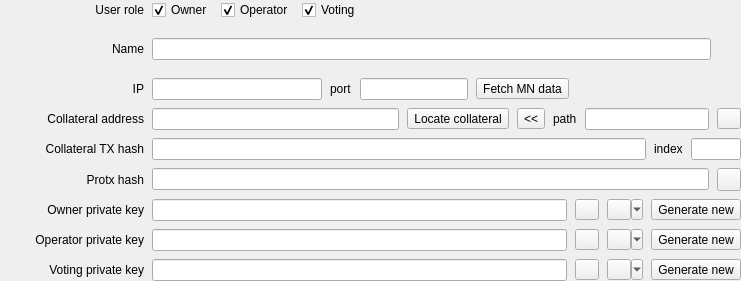
Qt form src/ui/ui_masternode_details_wdg.ui (Bertrand256/dash-masternode-tool) before a commit.
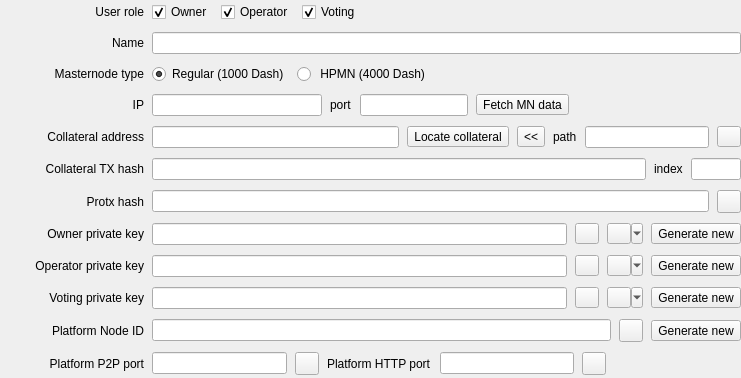
The same form after that commit.

Commit message: Changes in GUI related to Dash v19 and HPMN

```diff
--- a/src/ui/ui_masternode_details_wdg.ui
+++ b/src/ui/ui_masternode_details_wdg.ui
@@ -7,7 +7,7 @@
     <x>0</x>
     <y>0</y>
     <width>741</width>
-    <height>281</height>
+    <height>378</height>
    </rect>
   </property>
   <property name="sizePolicy">
@@ -155,32 +155,56 @@
         <item>
          <widget class="QLineEdit" name="edtName"/>
         </item>
+       </layout>
+      </item>
+      <item>
+       <layout class="QHBoxLayout" name="horizontalLayout">
         <item>
-         <widget class="QLabel" name="lblTitle">
-          <property name="sizePolicy">
-           <sizepolicy hsizetype="Minimum" vsizetype="Preferred">
-            <horstretch>0</horstretch>
-            <verstretch>0</verstretch>
-           </sizepolicy>
+         <widget class="QLabel" name="lblMasternodeType">
+          <property name="minimumSize">
+           <size>
+            <width>144</width>
+            <height>0</height>
+           </size>
           </property>
-          <property name="styleSheet">
-           <string notr="true"/>
+          <property name="text">
+           <string>Masternode type</string>
           </property>
+          <property name="alignment">
+           <set>Qt::AlignRight|Qt::AlignTrailing|Qt::AlignVCenter</set>
+          </property>
+         </widget>
+        </item>
+        <item>
+         <widget class="QRadioButton" name="rbMNTypeRegular">
           <property name="text">
-           <string/>
+           <string>Regular (1000 Dash)</string>
           </property>
-          <property name="wordWrap">
-           <bool>false</bool>
+          <property name="checked">
+           <bool>true</bool>
           </property>
          </widget>
         </item>
         <item>
-         <widget class="QLabel" name="lblAction">
+         <widget class="QRadioButton" name="rbMNTypeHPMN">
           <property name="text">
-           <string/>
+           <string> HPMN (4000 Dash)</string>
           </property>
          </widget>
         </item>
+        <item>
+         <spacer name="horizontalSpacer">
+          <property name="orientation">
+           <enum>Qt::Horizontal</enum>
+          </property>
+          <property name="sizeHint" stdset="0">
+           <size>
+            <width>40</width>
+            <height>20</height>
+           </size>
+          </property>
+         </spacer>
+        </item>
        </layout>
       </item>
       <item>
@@ -675,6 +699,119 @@
         </item>
        </layout>
       </item>
+      <item>
+       <layout class="QHBoxLayout" name="horizontalLayout_11">
+        <item>
+         <widget class="QLabel" name="lblPlatformNodeId">
+          <property name="minimumSize">
+           <size>
+            <width>144</width>
+            <height>0</height>
+           </size>
+          </property>
+          <property name="text">
+           <string>Platform Node ID</string>
+          </property>
+          <property name="alignment">
+           <set>Qt::AlignRight|Qt::AlignTrailing|Qt::AlignVCenter</set>
+          </property>
+         </widget>
+        </item>
+        <item>
+         <widget class="QLineEdit" name="edtPlatformNodeId">
+          <property name="clearButtonEnabled">
+           <bool>true</bool>
+          </property>
+         </widget>
+        </item>
+        <item>
+         <widget class="QToolButton" name="btnCopyPlatformId">
+          <property name="toolTip">
+           <string>Copy Platform Node ID to clipboard</string>
+          </property>
+          <property name="text">
+           <string/>
+          </property>
+         </widget>
+        </item>
+        <item>
+         <widget class="QToolButton" name="btnGeneratePlatformNodeId">
+          <property name="toolTip">
+           <string>Generate a new Platform Node ID</string>
+          </property>
+          <property name="text">
+           <string>Generate new</string>
+          </property>
+         </widget>
+        </item>
+       </layout>
+      </item>
+      <item>
+       <layout class="QHBoxLayout" name="horizontalLayout_13">
+        <item>
+         <widget class="QLabel" name="lblPlatformP2PPort">
+          <property name="minimumSize">
+           <size>
+            <width>144</width>
+            <height>0</height>
+           </size>
+          </property>
+          <property name="text">
+           <string>Platform P2P port</string>
+          </property>
+          <property name="alignment">
+           <set>Qt::AlignRight|Qt::AlignTrailing|Qt::AlignVCenter</set>
+          </property>
+         </widget>
+        </item>
+        <item>
+         <widget class="QLineEdit" name="edtPlatformP2PPort"/>
+        </item>
+        <item>
+         <widget class="QToolButton" name="btnPlatformP2PPortSetDefault">
+          <property name="toolTip">
+           <string>Set default value for Platform P2P port</string>
+          </property>
+          <property name="text">
+           <string/>
+          </property>
+         </widget>
+        </item>
+        <item>
+         <widget class="QLabel" name="lblPlatformHTTPPort">
+          <property name="text">
+           <string>Platform HTTP port</string>
+          </property>
+         </widget>
+        </item>
+        <item>
+         <widget class="QLineEdit" name="edtPlatformHTTPPort"/>
+        </item>
+        <item>
+         <widget class="QToolButton" name="btnPlatformHTTPPortSetDefault">
+          <property name="toolTip">
+           <string>Set default value for Platform HTTP port</string>
+          </property>
+          <property name="text">
+           <string/>
+          </property>
+         </widget>
+        </item>
+        <item>
+         <spacer name="horizontalSpacer_4">
+          <property name="orientation">
+           <enum>Qt::Horizontal</enum>
+          </property>
+          <property name="sizeHint" stdset="0">
+           <size>
+            <width>40</width>
+            <height>20</height>
+           </size>
+          </property>
+         </spacer>
+        </item>
+       </layout>
+      </item>
      </layout>
     </widget>
    </item>
```
Left out of the diff: 9 changed lines with no effect on the pictures. The commit also changes 9 other files.
